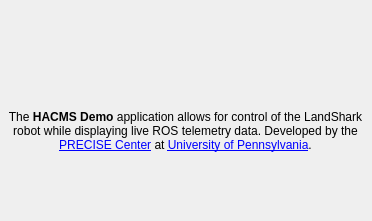
Above: hacms/ui/about.ui from PRECISE/HACMSDemo before the change. Below: the same form after it.
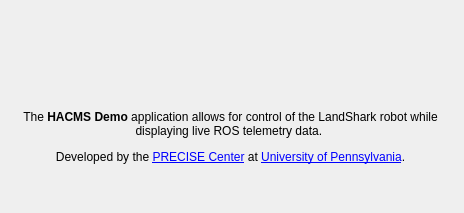
That is the form after the change. Icons and pictures are not drawn.

Commit message: Adjusted GUI sizes.

Patch:
```diff
--- a/hacms/ui/about.ui
+++ b/hacms/ui/about.ui
@@ -9,20 +9,20 @@
    <rect>
     <x>0</x>
     <y>0</y>
-    <width>372</width>
-    <height>221</height>
+    <width>464</width>
+    <height>213</height>
    </rect>
   </property>
   <property name="minimumSize">
    <size>
     <width>372</width>
-    <height>221</height>
+    <height>213</height>
    </size>
   </property>
   <property name="maximumSize">
    <size>
-    <width>372</width>
-    <height>221</height>
+    <width>464</width>
+    <height>213</height>
    </size>
   </property>
   <property name="windowTitle">
@@ -36,12 +36,12 @@
     <rect>
      <x>0</x>
      <y>110</y>
-     <width>371</width>
-     <height>101</height>
+     <width>461</width>
+     <height>121</height>
     </rect>
    </property>
    <property name="text">
-    <string>&lt;html&gt;&lt;head/&gt;&lt;body&gt;&lt;p&gt;The &lt;span style=&quot; font-weight:600;&quot;&gt;HACMS Demo&lt;/span&gt; application allows for control of the LandShark robot while displaying live ROS telemetry data. Developed by the &lt;a href=&quot;http://precise.seas.upenn.edu&quot;&gt;&lt;span style=&quot; text-decoration: underline; color:#0000ff;&quot;&gt;PRECISE Center&lt;/span&gt;&lt;/a&gt; at &lt;a href=&quot;http://www.seas.upenn.edu&quot;&gt;&lt;span style=&quot; text-decoration: underline; color:#0000ff;&quot;&gt;University of Pennsylvania&lt;/span&gt;&lt;/a&gt;.&lt;/p&gt;&lt;/body&gt;&lt;/html&gt;</string>
+    <string>&lt;html&gt;&lt;head/&gt;&lt;body&gt;&lt;p&gt;The &lt;span style=&quot; font-weight:600;&quot;&gt;HACMS Demo&lt;/span&gt; application allows for control of the LandShark robot while displaying live ROS telemetry data. &lt;/p&gt;&lt;p&gt;Developed by the &lt;a href=&quot;http://precise.seas.upenn.edu&quot;&gt;&lt;span style=&quot; text-decoration: underline; color:#0000ff;&quot;&gt;PRECISE Center&lt;/span&gt;&lt;/a&gt; at &lt;a href=&quot;http://www.seas.upenn.edu&quot;&gt;&lt;span style=&quot; text-decoration: underline; color:#0000ff;&quot;&gt;University of Pennsylvania&lt;/span&gt;&lt;/a&gt;.&lt;/p&gt;&lt;/body&gt;&lt;/html&gt;</string>
    </property>
    <property name="alignment">
     <set>Qt::AlignHCenter|Qt::AlignTop</set>
@@ -61,7 +61,7 @@
     <rect>
      <x>-1</x>
      <y>2</y>
-     <width>371</width>
+     <width>461</width>
      <height>101</height>
     </rect>
    </property>
```
The commit also changes 1 other file.
